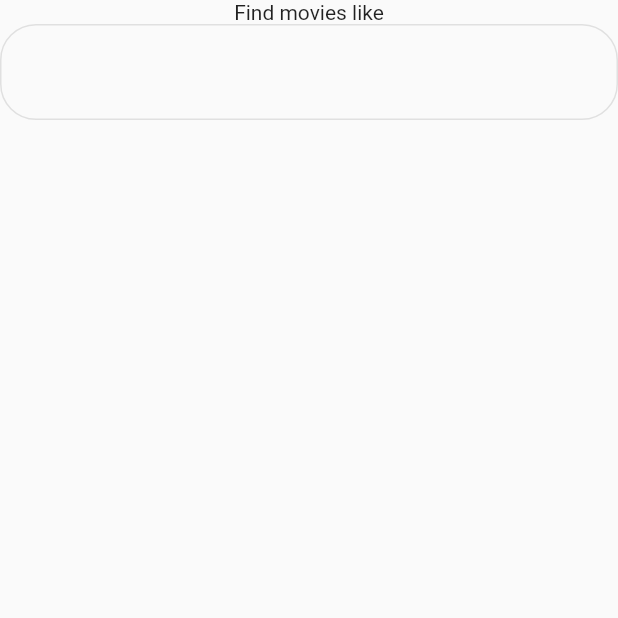
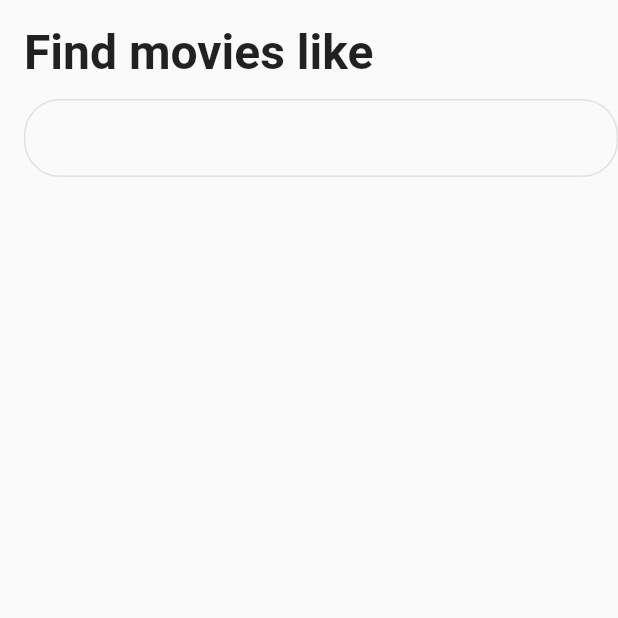
Before and after one commit to JAICHANGPARK/flutter_notebook_17th_story, a Flutter app: the screen it shows after launch, on a phone screen of 412 x 824 dp, the top half of it. Run offline on Flutter 3.47's test engine with Material 2 defaults, Android fonts, the phone set to English and light mode, and no system bars; our stand-ins replace cached_network_image, fl_chart, flutter_riverpod, ionicons, percent_indicator.

Commit message:
Update movie_finder_home_page.dart

```diff
--- a/lib/ep1014_movie_finder_app/src/movie_finder_home_page.dart
+++ b/lib/ep1014_movie_finder_app/src/movie_finder_home_page.dart
@@ -6,18 +6,32 @@ class MovieFinderHomePage extends StatelessWidget {
   @override
   Widget build(BuildContext context) {
     return Scaffold(
-      body: Column(
+      body: SafeArea(
+        child: Padding(
+          padding: const EdgeInsets.only(top: 16, left: 16),
+          child: Column(
+            crossAxisAlignment: CrossAxisAlignment.start,
             children: [
-          Text("Find movies like"),
+              Text(
+                "Find movies like",
+                style: TextStyle(
+                  fontSize: 32,
+                  fontWeight: FontWeight.bold,
+                ),
+              ),
+              SizedBox(height: 12,),
               Container(
-            height: 64,
+                height: 52,
                 decoration: BoxDecoration(
                     border: Border.all(
                       color: Colors.grey[300]!,
                     ),
                     borderRadius: BorderRadius.circular(24)),
-          )
+              ),
+              SizedBox(height: 12,),
             ],
+          ),
+        ),
       ),
     );
   }
```
Lines whose indentation alone changed are shown as unchanged.
